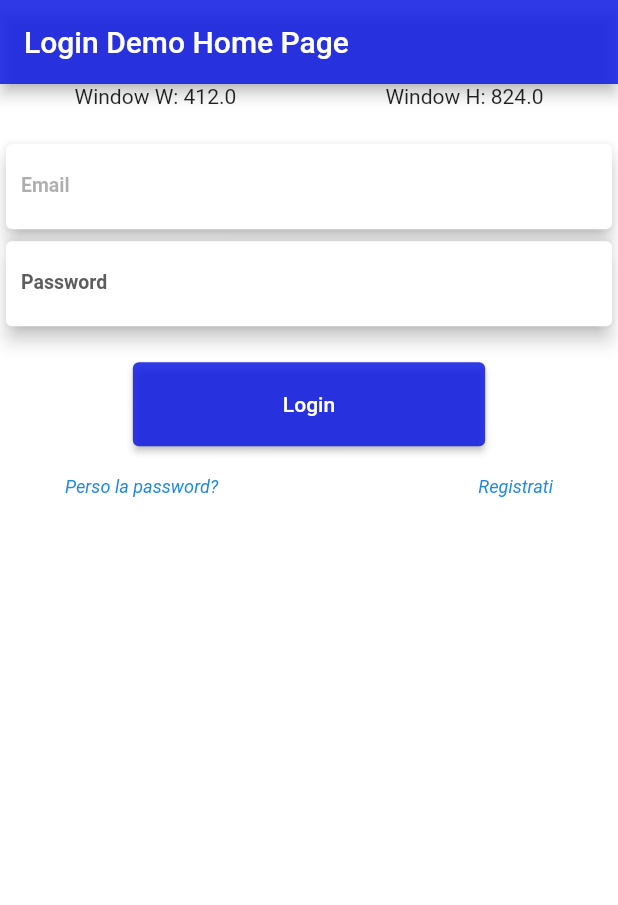
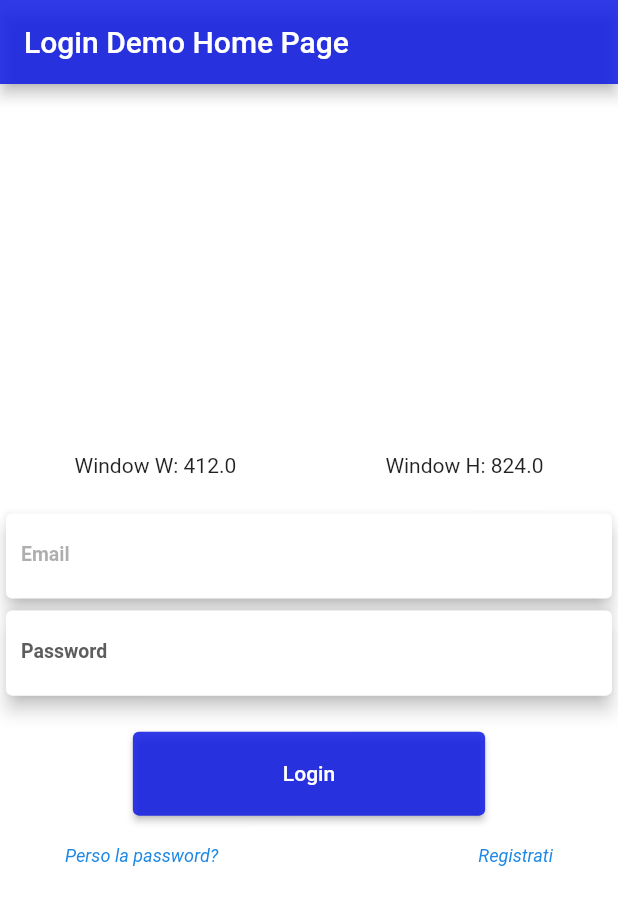
Before and after one commit to ziobudda/flutter-login-demo, a Flutter app: the screen it shows after launch, on a phone screen of 412 x 824 dp. Shown: the top 905 px of the screen. Run offline on Flutter 3.47's test engine with Material 2 defaults, Android fonts, the phone set to English and light mode, and no system bars; Roboto replaces fonts that are missing (Verdana).

Commit message:
modifiche minori

```diff
--- a/lib/main.dart
+++ b/lib/main.dart
@@ -98,16 +98,19 @@ class _MyHomePageState extends State<MyHomePage> {
     // fast, so that you can just rebuild anything that needs updating rather
     // than having to individually change instances of widgets.
 
+    AppBar appBar = AppBar(
+      title: Text(widget.title),
+    );
+
     return Scaffold(
       backgroundColor: Colors.white,
-      appBar: AppBar(
-        // Here we take the value from the MyHomePage object that was created by
-        // the App.build method, and use it to set our appbar title.
-        title: Text(widget.title),
-      ),
+      appBar: appBar,
       body: SingleChildScrollView(
         child: Center(
+          heightFactor: 1 / 1,
           child: Container(
+            height: MediaQuery.of(context).size.height -
+                appBar.preferredSize.height,
             width: 600,
             child: Column(
               crossAxisAlignment: CrossAxisAlignment.center,
```
